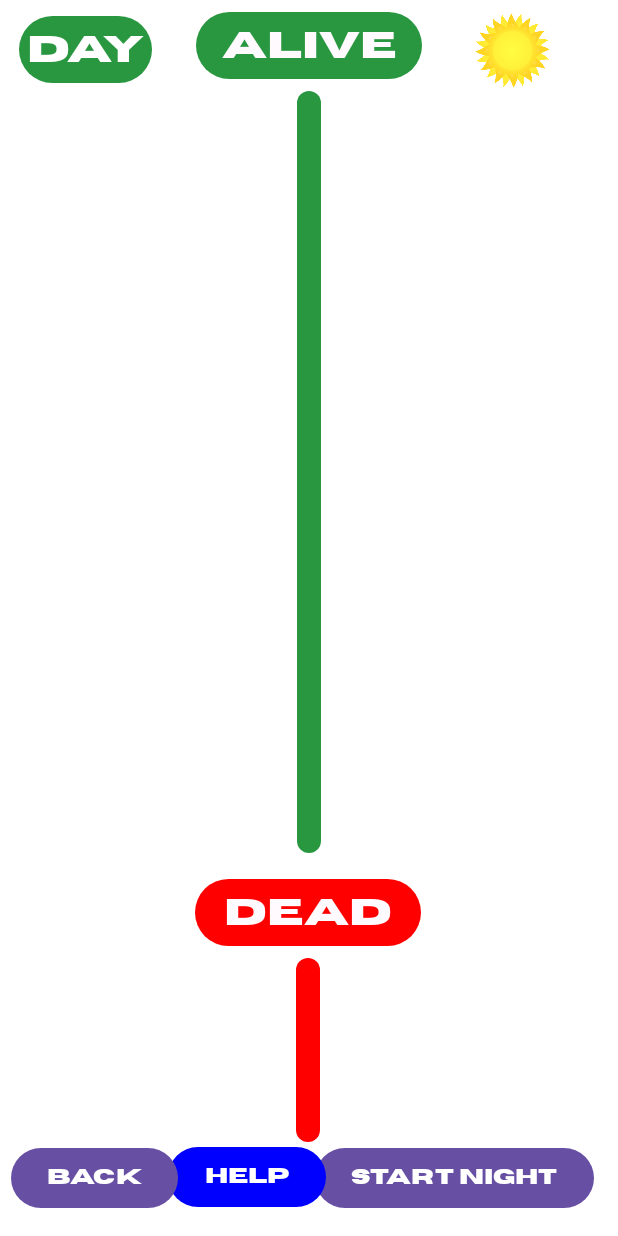
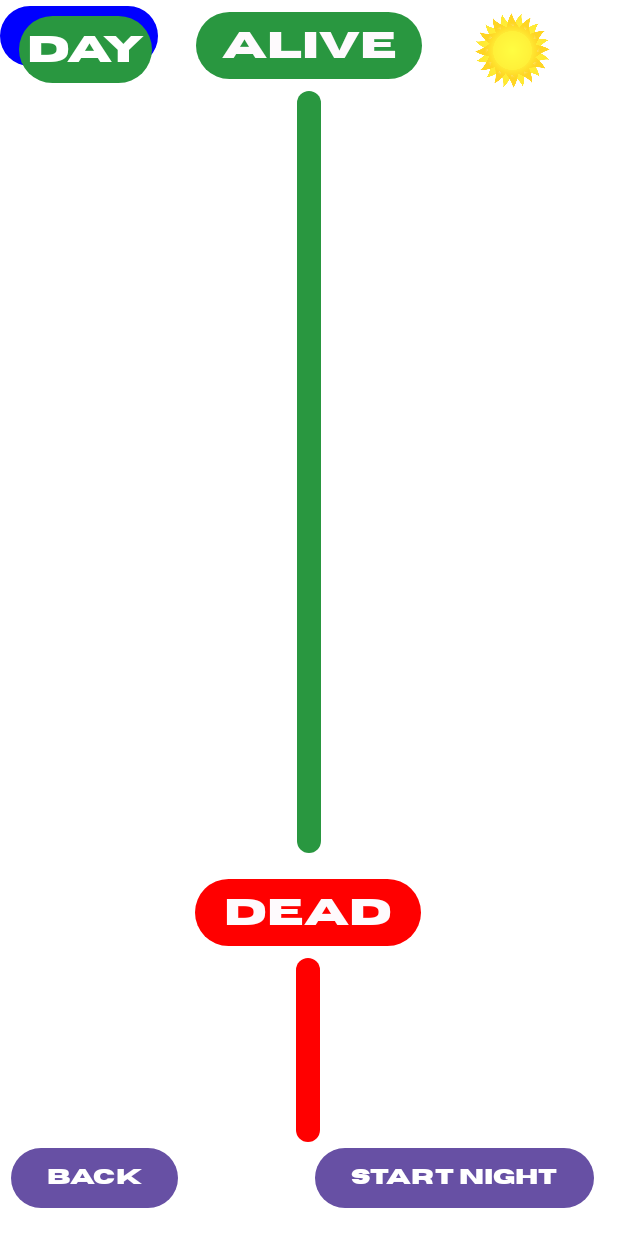
Before and after one commit to MafiaPuffle/Puffle-Mafia, an Android app: the MainMafiaPage screen opened directly, with no data from a screen before it, on a phone screen of 412 x 824 dp. Run offline under Robolectric (Android 15) with nearby library versions, the phone set to English and light mode, and no system bars; 1 statement that could not run was skipped.

Commit message:
Making Progress on help pop up

```diff
--- a/app/src/main/java/com/example/pufflemafia/MainMafiaPage.java
+++ b/app/src/main/java/com/example/pufflemafia/MainMafiaPage.java
@@ -1,6 +1,9 @@
 package com.example.pufflemafia;
 import android.content.Intent;
 import android.os.Bundle;
+import android.view.Gravity;
+import android.view.LayoutInflater;
+import android.view.MotionEvent;
 import android.view.View;
 import android.widget.Button;
 import android.widget.ImageView;
@@ -10,6 +13,7 @@ import android.widget.ImageButton;
 import android.content.res.ColorStateList;
 import android.graphics.Color;
 import android.widget.Button;
+import android.widget.PopupWindow;
 
 import androidx.recyclerview.widget.LinearLayoutManager;
 import androidx.recyclerview.widget.RecyclerView;
@@ -45,10 +49,13 @@ public class MainMafiaPage extends CustomAppCompatActivityWrapper implements ILi
     private ImageView fingerImageView;
     private int currentItemIndex = 0;
 
+    private LinearLayout linearLayout;
+
     @Override
     protected void onCreate(Bundle savedInstanceState) {
         super.onCreate(savedInstanceState);
         setContentView(R.layout.activity_main_mafia_page);
+        SetupPopupWindow(R.layout.activity_main_mafia_page);
 
         ColorStateList blueColorStateList = ColorStateList.valueOf(Color.BLUE);
         ColorStateList greenColorStateList = ColorStateList.valueOf(Color.GREEN);
@@ -163,6 +170,9 @@ public class MainMafiaPage extends CustomAppCompatActivityWrapper implements ILi
         fingerImageView.setImageResource(R.drawable.finger);
         fingerImageView.setVisibility(View.INVISIBLE);
         addContentView(fingerImageView, new ViewGroup.LayoutParams(ViewGroup.LayoutParams.WRAP_CONTENT, ViewGroup.LayoutParams.WRAP_CONTENT));
+
+        animateMoveViewToTarget(helpButton, findViewById(R.id.InstructionsTitleBox));
+
     }
 
     private void showFinger() {
@@ -291,7 +301,4 @@ public class MainMafiaPage extends CustomAppCompatActivityWrapper implements ILi
         Refresh();
     }
 
-
-
-
 }
--- a/app/src/main/java/com/example/pufflemafia/app/CustomAppCompatActivityWrapper.java
+++ b/app/src/main/java/com/example/pufflemafia/app/CustomAppCompatActivityWrapper.java
@@ -1,17 +1,34 @@
 package com.example.pufflemafia.app;
 
 import android.app.Activity;
+import android.content.Context;
 import android.os.Bundle;
+import android.view.Gravity;
+import android.view.LayoutInflater;
 import android.view.MotionEvent;
 import android.view.View;
 import android.view.ViewGroup;
 import android.view.inputmethod.InputMethodManager;
+import android.widget.Button;
 import android.widget.EditText;
+import android.widget.LinearLayout;
+import android.widget.PopupWindow;
 
 import androidx.appcompat.app.AppCompatActivity;
 
+import com.example.pufflemafia.R;
+import com.example.pufflemafia.app.data.DataManager;
+import com.example.pufflemafia.app.game.HelpPrompt;
+
 public class CustomAppCompatActivityWrapper extends AppCompatActivity {
 
+    private View helpPopupWindowRoot;
+    private Button helpPopupNextButton;
+    private Button helpPopupPreviousButton;
+    private Button helpPopupCloseButton;
+    private int currentScreen;
+    private int currentPopupWindowIndex;
+    private HelpPrompt currentHelpPrompt;
     private ScreenLifeCycleWatcher screenLifeCycleWatcher;
 
     @Override
@@ -23,6 +40,35 @@ public class CustomAppCompatActivityWrapper extends AppCompatActivity {
         screenLifeCycleWatcher.Setup();
     }
 
+    public void SetupPopupWindow(int currentScreen){
+        this.currentPopupWindowIndex = 0;
+        this.currentScreen = currentScreen;
+
+        //TODO sets up the popup window variables
+
+        helpPopupWindowRoot.setVisibility(View.GONE);
+    }
+
+    public void StartHelp(){
+        //TODO starts the help
+        currentHelpPrompt = DataManager.GetHelpPrompt(currentScreen, currentPopupWindowIndex);
+    }
+
+    public void NextHelp(){
+        //TODO next help
+        currentPopupWindowIndex++;
+        currentHelpPrompt = DataManager.GetHelpPrompt(currentScreen, currentPopupWindowIndex);
+    }
+
+    public void BackHelp(){
+        //TODO back help
+        currentPopupWindowIndex--;
+        currentHelpPrompt = DataManager.GetHelpPrompt(currentScreen, currentPopupWindowIndex);
+    }
+
+    public void ExitHelp(){
+        //TODO exit help
+    }
     public static void hideSoftKeyboard(Activity activity) {
         InputMethodManager inputMethodManager =
                 (InputMethodManager) activity.getSystemService(
@@ -55,4 +101,14 @@ public class CustomAppCompatActivityWrapper extends AppCompatActivity {
             }
         }
     }
+
+    public void animateMoveViewToTarget(View viewToAnimate, View targetToMoveTo){
+        int[] targetLocation = new int[2];
+        targetToMoveTo.getLocationOnScreen(targetLocation);
+
+        float targetX = (targetLocation[0] + targetToMoveTo.getWidth() / 2) - viewToAnimate.getWidth() / 2;
+        float targetY = (targetLocation[1] + targetToMoveTo.getHeight() / 2) - viewToAnimate.getHeight() / 2;
+
+        viewToAnimate.animate().x(targetX).y(targetY).setDuration(500).start();
+    }
 }
--- a/app/src/main/res/layout/activity_main_mafia_page.xml
+++ b/app/src/main/res/layout/activity_main_mafia_page.xml
@@ -2,6 +2,7 @@
 <androidx.constraintlayout.widget.ConstraintLayout xmlns:android="http://schemas.android.com/apk/res/android"
     xmlns:app="http://schemas.android.com/apk/res-auto"
     xmlns:tools="http://schemas.android.com/tools"
+    android:id="@+id/root"
     android:layout_width="match_parent"
     android:layout_height="match_parent"
     android:background="@color/white"
@@ -29,12 +30,12 @@
             android:layout_width="140dp"
             android:layout_height="wrap_content"
             android:baselineAligned="false"
+            android:fontFamily="@font/horizon"
             android:gravity="center"
             android:text="ALIVE"
             android:textAppearance="?android:attr/textAppearanceLarge"
             android:textColor="#FEFAFD"
-            android:textSize="25dp"
-            android:fontFamily="@font/horizon"/>
+            android:textSize="25dp" />
     </LinearLayout>
 
     <!--Alive Characters Box-->
@@ -115,8 +116,8 @@
         android:layout_marginEnd="8dp"
         android:layout_marginBottom="8dp"
         android:fontFamily="@font/horizon"
+        android:text="Start Night"
         android:textColor="@color/white"
-        android:text="Start Night"
         app:layout_constraintBottom_toBottomOf="parent"
         app:layout_constraintEnd_toEndOf="parent"
         app:layout_constraintHorizontal_bias="0.961"
--- a/app/src/main/res/layout/character_ui_night_layout.xml
+++ b/app/src/main/res/layout/character_ui_night_layout.xml
@@ -2,6 +2,7 @@
 <FrameLayout xmlns:android="http://schemas.android.com/apk/res/android"
     xmlns:app="http://schemas.android.com/apk/res-auto"
     xmlns:tools="http://schemas.android.com/tools"
+    android:id="@+id/rootFrameLayout"
     android:layout_width="wrap_content"
     android:layout_height="wrap_content">
     <!-- character_ui_layout.xml -->
```
Also changed, not shown: app/src/main/java/com/example/pufflemafia/app/data/DataManager.java (+24 -0 lines), app/src/main/java/com/example/pufflemafia/app/game/HelpPrompt.java (added, +14 -0 lines), app/src/main/res/layout/test_relativelayout.xml (added, +16 -0 lines).
